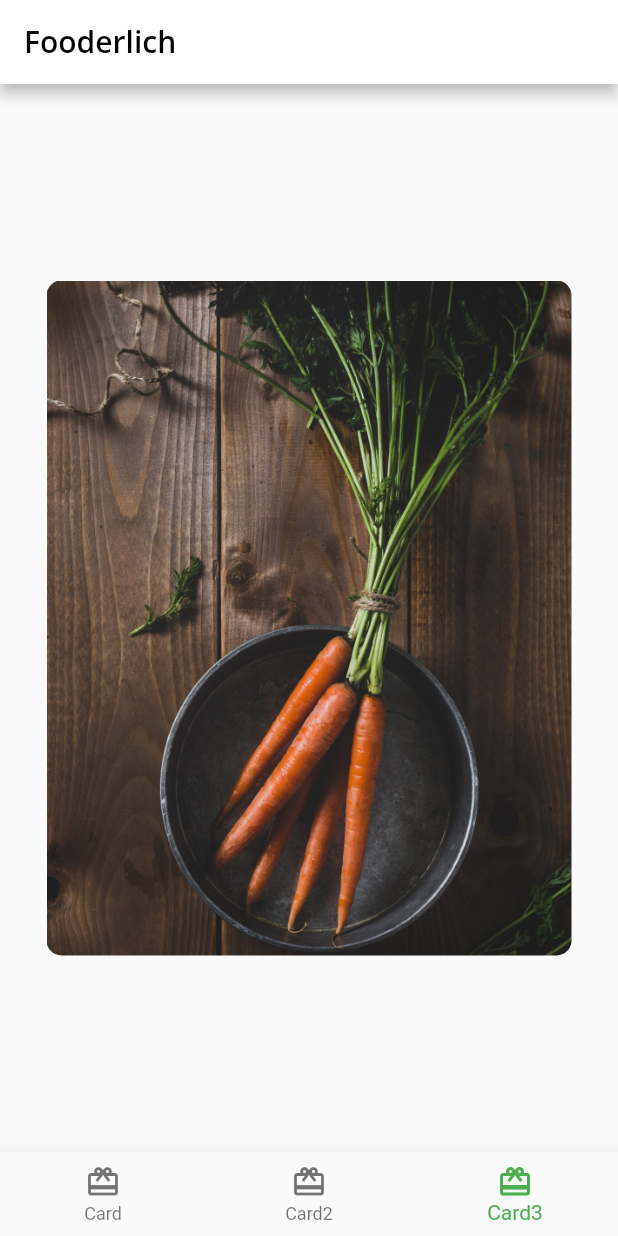
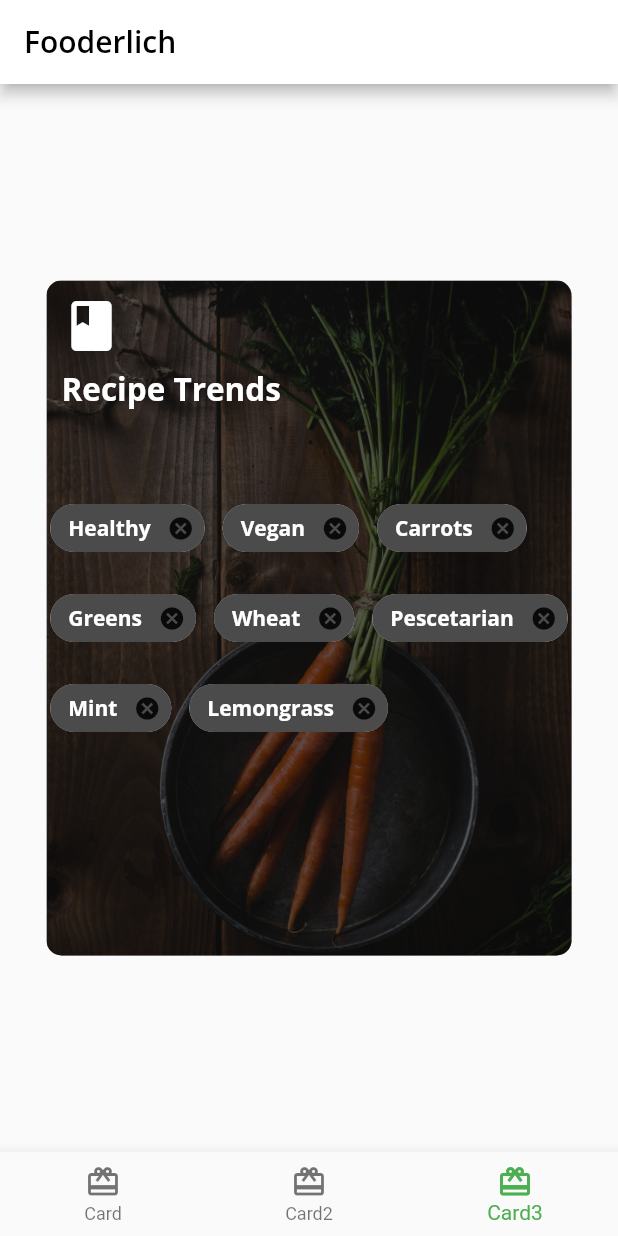
Before and after one commit to dastagg/RWFA-fooderlich, a Flutter app: the screen it shows after launch, item 3 of the bottom bar chosen, on a phone screen of 412 x 824 dp. Run offline on Flutter 3.47's test engine with Material 2 defaults, Android fonts, the phone set to English and light mode, and no system bars; our stand-ins replace google_fonts.

Commit message:
Completed Card3.

```diff
--- a/lib/widgets/card3.dart
+++ b/lib/widgets/card3.dart
@@ -8,19 +8,119 @@ class Card3 extends StatelessWidget {
   Widget build(BuildContext context) {
     return Center(
       child: Container(
-        constraints: const BoxConstraints.expand(width: 350, height: 450,),
+        constraints: const BoxConstraints.expand(
+          width: 350,
+          height: 450,
+        ),
         decoration: const BoxDecoration(
           image: DecorationImage(
             image: AssetImage('assets/mag2.png'),
             fit: BoxFit.cover,
+          ),
+          borderRadius: BorderRadius.all(Radius.circular(10.0)),
         ),
-          borderRadius: BorderRadius.all(Radius.circular(10.0)),
-      ),
-        child: Stack(children: [
-          // TODO 5: add dark overlay BoxDecoration
-          // TODO 6: Add container Column, Icon, and Text
-          // TODO 7: Add Center with with Chip widge children
-        ],),
+        child: Stack(
+          children: [
+            Container(
+              decoration: BoxDecoration(
+                borderRadius: const BorderRadius.all(Radius.circular(10.0)),
+                color: Colors.black.withOpacity(0.6),
+              ),
+            ),
+            Container(
+              padding: const EdgeInsets.all(10),
+              child: Column(
+                crossAxisAlignment: CrossAxisAlignment.start,
+                children: [
+                  const Icon(
+                    Icons.book,
+                    color: Colors.white,
+                    size: 40,
+                  ),
+                  const SizedBox(height: 8),
+                  Text(
+                    'Recipe Trends',
+                    style: FooderlichTheme.darkTextTheme.headline2,
+                  ),
+                  const SizedBox(height: 30),
+                ],
+              ),
+            ),
+            Center(
+              child: Wrap(
+                alignment: WrapAlignment.start,
+                spacing: 12,
+                runSpacing: 12,
+                children: [
+                  Chip(
+                    label: Text('Healthy',
+                        style: FooderlichTheme.darkTextTheme.bodyText1),
+                    backgroundColor: Colors.black.withOpacity(0.7),
+                    onDeleted: () {
+                      print('delete');
+                    },
+                  ),
+                  Chip(
+                    label: Text('Vegan',
+                        style: FooderlichTheme.darkTextTheme.bodyText1),
+                    backgroundColor: Colors.black.withOpacity(0.7),
+                    onDeleted: () {
+                      print('delete');
+                    },
+                  ),
+                  Chip(
+                    label: Text('Carrots',
+                        style: FooderlichTheme.darkTextTheme.bodyText1),
+                    backgroundColor: Colors.black.withOpacity(0.7),
+                    onDeleted: () {
+                      print('delete');
+                    },
+                  ),
+                  Chip(
+                    label: Text('Greens',
+                        style: FooderlichTheme.darkTextTheme.bodyText1),
+                    backgroundColor: Colors.black.withOpacity(0.7),
+                    onDeleted: () {
+                      print('delete');
+                    },
+                  ),
+                  Chip(
+                    label: Text('Wheat',
+                        style: FooderlichTheme.darkTextTheme.bodyText1),
+                    backgroundColor: Colors.black.withOpacity(0.7),
+                    onDeleted: () {
+                      print('delete');
+                    },
+                  ),
+                  Chip(
+                    label: Text('Pescetarian',
+                        style: FooderlichTheme.darkTextTheme.bodyText1),
+                    backgroundColor: Colors.black.withOpacity(0.7),
+                    onDeleted: () {
+                      print('delete');
+                    },
+                  ),
+                  Chip(
+                    label: Text('Mint',
+                        style: FooderlichTheme.darkTextTheme.bodyText1),
+                    backgroundColor: Colors.black.withOpacity(0.7),
+                    onDeleted: () {
+                      print('delete');
+                    },
+                  ),
+                  Chip(
+                    label: Text('Lemongrass',
+                        style: FooderlichTheme.darkTextTheme.bodyText1),
+                    backgroundColor: Colors.black.withOpacity(0.7),
+                    onDeleted: () {
+                      print('delete');
+                    },
+                  ),
+                ],
+              ),
+            ),
+          ],
+        ),
       ),
     );
   }
```
